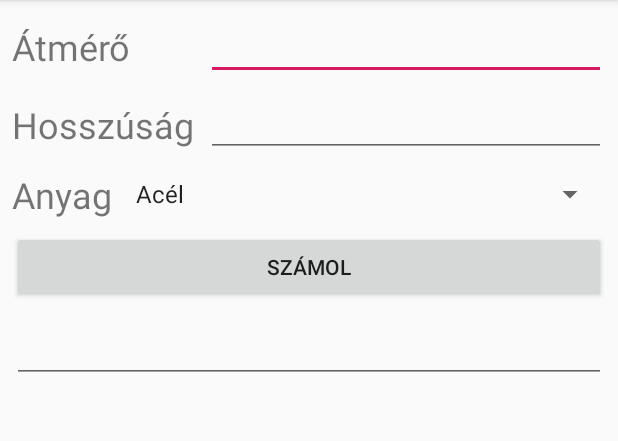
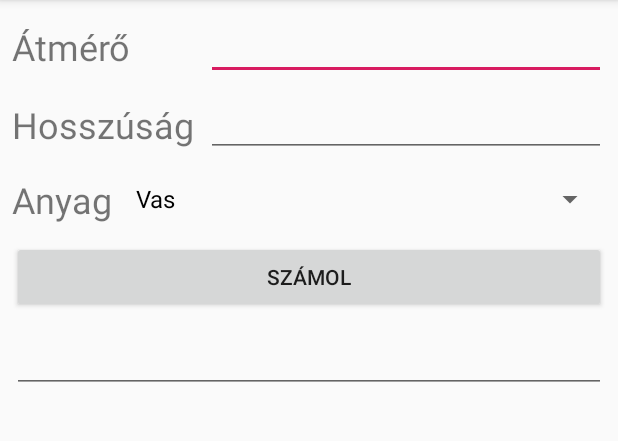
Before and after one commit to Kacsa22/Tomeg, an Android app: the screen it shows after launch (MainActivity), on a phone screen of 412 x 824 dp, the part 84-525 px from its top. Run offline under Robolectric (Android 15) with nearby library versions, the phone set to English and light mode, and no system bars.

```diff
--- a/app/src/main/java/com/example/patrik/tomeg/MainActivity.java
+++ b/app/src/main/java/com/example/patrik/tomeg/MainActivity.java
@@ -7,76 +7,85 @@ import android.widget.ArrayAdapter;
 import android.widget.Button;
 import android.widget.EditText;
 import android.widget.Spinner;
+import android.widget.TextView;
 import android.widget.Toast;
+
+import org.w3c.dom.DOMStringList;
 
 import java.util.ArrayList;
 
 public class MainActivity extends AppCompatActivity {
 
     Button szamol_button;
-    EditText atmero_edit,hossz_edit,eredmeny_edit;
+    EditText atmero_edit, hossz_edit, eredmeny_edit;
     Double suruseg;
     ArrayList<Anyag> anyagok = new ArrayList<>();
     Spinner spinner;
-
 
 
     @Override
     protected void onCreate(Bundle savedInstanceState) {
         super.onCreate(savedInstanceState);
         setContentView(R.layout.activity_main);
-        anyagok.add(new Anyag("Vas",7.87));
-        anyagok.add(new Anyag("Bronz",8.2));
+        anyagok.add(new Anyag("Vas", 7.87));
+        anyagok.add(new Anyag("Bronz", 8.2));
+        anyagok.add(new Anyag("Aluminium", 2.7));
         //TODO: Objektumokat XML fájlból
         szamol_button = findViewById(R.id.szamol_button);
         atmero_edit = findViewById(R.id.atmero_edit);
         hossz_edit = findViewById(R.id.hossz_edit);
         eredmeny_edit = findViewById(R.id.eredmeny_edit);
         spinner = findViewById(R.id.anyag_spinner);
-        ArrayAdapter<CharSequence> adapter = ArrayAdapter.createFromResource(this, R.array.anyag_array, android.R.layout.simple_spinner_item);
-        adapter.setDropDownViewResource(android.R.layout.simple_spinner_dropdown_item);
-        // TODO: spinner cuccait osztályból feltölteni
+        ArrayAdapter<String> adapter = new ArrayAdapter<String>(this, android.R.layout.simple_spinner_dropdown_item, Nevlist());
         spinner.setAdapter(adapter);
         szamol_button.setOnClickListener(new View.OnClickListener() {
             @Override
             public void onClick(View v) {
-                double atmero,hossz;
+                double atmero, hossz;
                 try {
                     atmero = Double.parseDouble(atmero_edit.getText().toString());
                     hossz = Double.parseDouble(hossz_edit.getText().toString());
-                    szamol(atmero,hossz);
-                }
-
-                catch(Exception e){
-                    Toast.makeText(MainActivity.this,"Hülye vagy fiam!!!",Toast.LENGTH_LONG).show();
+                    szamol(atmero, hossz);
+                } catch (Exception e) {
+                    Toast.makeText(MainActivity.this, "Hülye vagy fiam!!!", Toast.LENGTH_LONG).show();
                 }
             }
         });
     }
 
-    private void szamol(Double atmero, Double hossz){
+    private void szamol(Double atmero, Double hossz) {
         Double eredmeny;
         suruseg = anyagok.get(spinner.getSelectedItemPosition()).getSuruseg();
-        eredmeny = (((((atmero*atmero)*Math.PI)/4)*hossz/1000000)*suruseg);
+        eredmeny = (((((atmero * atmero) * Math.PI) / 4) * hossz / 1000000) * suruseg);
         eredmeny_edit.setText(String.valueOf(eredmeny));
     }
 
-    class Anyag{
-        Integer sorszam;
+    class Anyag {
         String nev;
         Double suruseg;
-        public Anyag(String nev, Double suruseg){
+
+        public Anyag(String nev, Double suruseg) {
             this.nev = nev;
             this.suruseg = suruseg;
         }
 
-        public String getNev(){
+        public String getNev() {
             return nev;
         }
 
-        public double getSuruseg(){
+        public double getSuruseg() {
             return suruseg;
         }
+
+
+    }
+
+    public ArrayList<String> Nevlist() {
+        ArrayList<String> nevlist = new ArrayList<>();
+        for (int i = 0; i < anyagok.size(); i++) {
+            nevlist.add(anyagok.get(i).getNev());
+        }
+        return nevlist;
     }
 
 }
--- a/app/src/main/res/layout/activity_main.xml
+++ b/app/src/main/res/layout/activity_main.xml
@@ -95,7 +95,7 @@
     <Spinner
         android:id="@+id/anyag_spinner"
         android:layout_width="0dp"
-        android:layout_height="33dp"
+        android:layout_height="40dp"
         android:layout_marginStart="8dp"
         android:layout_marginLeft="8dp"
         android:layout_marginTop="8dp"
```
